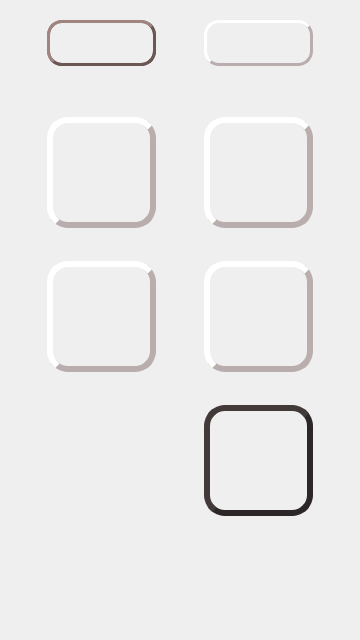
This is mainwindow.ui in jpretzel/notes as Qt 5 draws it before an edit. The edited form follows.
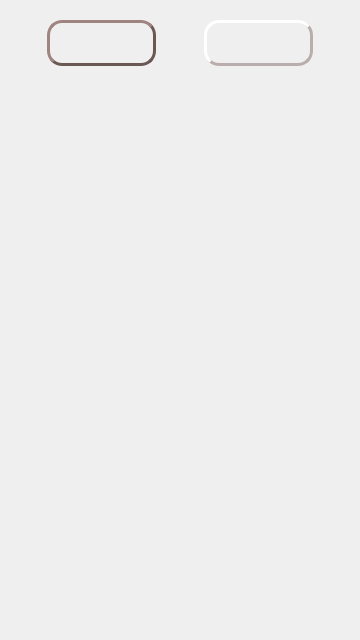
This is the edited form. Icons and pictures are not drawn.

What changed in the file:
```diff
--- a/mainwindow.ui
+++ b/mainwindow.ui
@@ -168,7 +168,7 @@
       <x>0</x>
       <y>0</y>
       <width>360</width>
-      <height>640</height>
+      <height>0</height>
      </rect>
     </property>
     <property name="minimumSize">
@@ -518,7 +518,7 @@
     <property name="geometry">
      <rect>
       <x>0</x>
-      <y>90</y>
+      <y>91</y>
       <width>360</width>
       <height>550</height>
      </rect>
@@ -567,7 +567,7 @@
      <number>0</number>
     </property>
     <property name="verticalScrollBarPolicy">
-     <enum>Qt::ScrollBarAsNeeded</enum>
+     <enum>Qt::ScrollBarAlwaysOff</enum>
     </property>
     <property name="horizontalScrollBarPolicy">
      <enum>Qt::ScrollBarAlwaysOff</enum>
```
Left out of the diff: 24 changed lines with no effect on the pictures.
